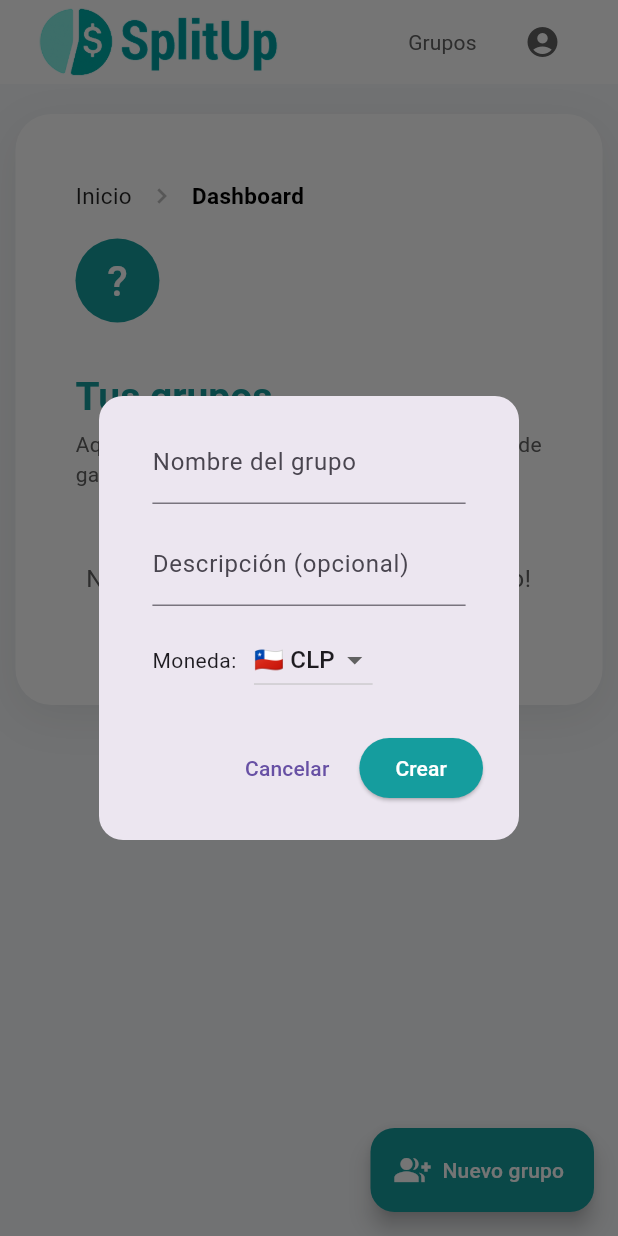
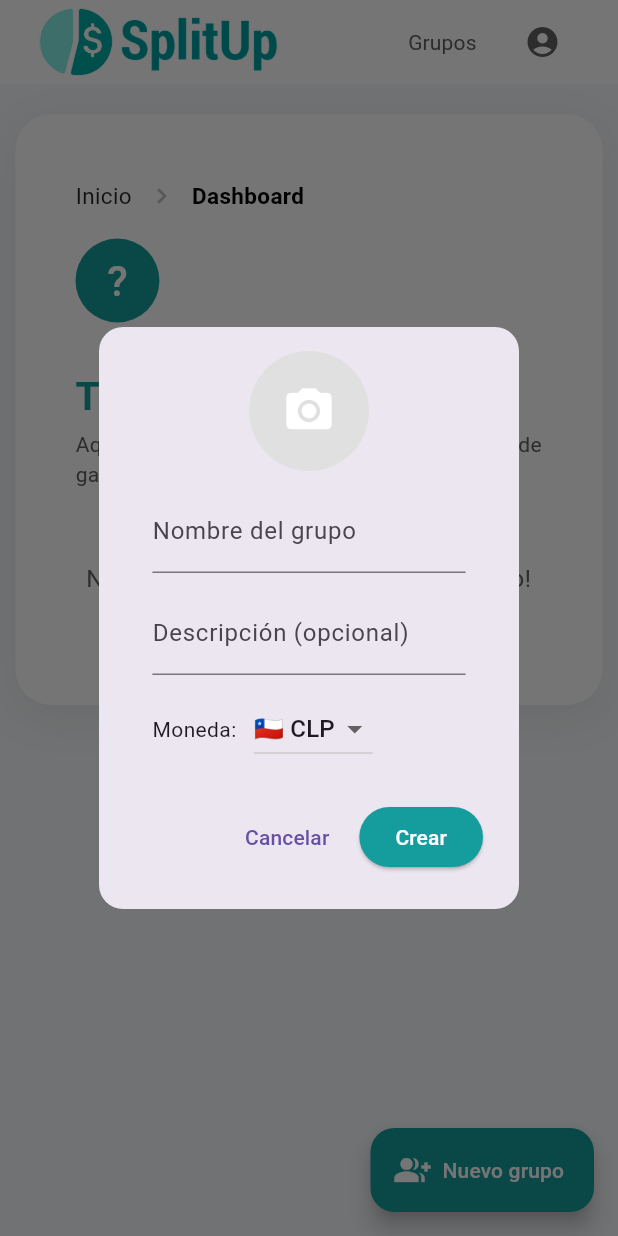
Before and after one commit to bassfredes/SplitUp, a Flutter app: the AccountScreen screen opened by its route, after a tap on "Grupos", after a tap on "Nuevo grupo", on a phone screen of 412 x 824 dp. Run offline on Flutter 3.47's test engine with Material 3 defaults, Android fonts, the light colour scheme and no system bars; our stand-ins replace cloud_firestore, csv, file_picker, firebase_auth, firebase_core, firebase_messaging and 5 more; missing offline and left inert: dart:html, g_recaptcha_v3, syncfusion_flutter_xlsio; accounts and stored records are empty; generated files the repository leaves out were written again.

Commit message:
feat: support picture upload for groups

```diff
--- a/lib/models/group_model.dart
+++ b/lib/models/group_model.dart
@@ -6,6 +6,7 @@ class GroupModel {
   final String adminId;
   final List<Map<String, String>> roles; // [{uid: ..., role: ...}]
   final String currency;
+  final String? photoUrl;
 
   GroupModel({
     required this.id,
@@ -15,6 +16,7 @@ class GroupModel {
     required this.adminId,
     required this.roles,
     this.currency = 'CLP',
+    this.photoUrl,
   });
 
   factory GroupModel.fromMap(Map<String, dynamic> map, String id) {
@@ -27,6 +29,7 @@ class GroupModel {
       roles: (map['roles'] as List<dynamic>? ?? [])
         .map((e) => Map<String, String>.from(e as Map)).toList(),
       currency: map['currency'] ?? 'CLP',
+      photoUrl: map['photoUrl'],
     );
   }
 
@@ -38,6 +41,7 @@ class GroupModel {
       'adminId': adminId,
       'roles': roles,
       'currency': currency,
+      'photoUrl': photoUrl,
     };
   }
 }
--- a/lib/screens/account_screen.dart
+++ b/lib/screens/account_screen.dart
@@ -48,8 +48,11 @@ class AccountScreen extends StatelessWidget {
                   mainAxisSize: MainAxisSize.min,
                   crossAxisAlignment: CrossAxisAlignment.stretch,
                   children: [
+                    Row(
+                      mainAxisAlignment: MainAxisAlignment.center,
+                      children: [
                         CircleAvatar(
-                      radius: 36,
+                          radius: 28, // Igual que en dashboard
                           backgroundColor: kPrimaryColor,
                           backgroundImage: (user.photoUrl != null && user.photoUrl!.isNotEmpty)
                               ? NetworkImage(user.photoUrl!)
@@ -57,9 +60,11 @@ class AccountScreen extends StatelessWidget {
                           child: (user.photoUrl == null || user.photoUrl!.isEmpty)
                               ? Text(
                                   user.name.isNotEmpty ? user.name[0].toUpperCase() : '?',
-                              style: const TextStyle(fontSize: 32, color: Colors.white),
+                                  style: const TextStyle(fontSize: 28, color: Colors.white),
                                 )
                               : null,
+                        ),
+                      ],
                     ),
                     const SizedBox(height: 16),
                     Text(user.name, textAlign: TextAlign.center, style: Theme.of(context).textTheme.titleLarge?.copyWith(fontWeight: FontWeight.bold)),
@@ -117,6 +122,27 @@ class AccountScreen extends StatelessWidget {
                       ),
                       onPressed: () => Navigator.pushNamed(context, '/account/link_google'),
                     ),
+                    const SizedBox(height: 12),
+                    ElevatedButton.icon(
+                      icon: const Icon(Icons.account_circle),
+                      label: Text((firebaseUser?.providerData.any((p) => p.providerId == 'github.com') ?? false)
+                          ? 'Desvincular GitHub'
+                          : 'Vincular GitHub'),
+                      style: ElevatedButton.styleFrom(
+                        backgroundColor: Colors.white,
+                        foregroundColor: Colors.black,
+                        side: const BorderSide(color: Colors.black),
+                        minimumSize: const Size.fromHeight(48),
+                        shape: RoundedRectangleBorder(borderRadius: BorderRadius.circular(12)),
+                      ),
+                      onPressed: () async {
+                        if (firebaseUser?.providerData.any((p) => p.providerId == 'github.com') ?? false) {
+                          await authProvider.unlinkGitHub();
+                        } else {
+                          await authProvider.linkWithGitHub();
+                        }
+                      },
+                    ),
                   ],
                 ),
         ),
--- a/lib/screens/dashboard_screen.dart
+++ b/lib/screens/dashboard_screen.dart
@@ -1,5 +1,8 @@
 import 'package:flutter/material.dart';
 import 'package:provider/provider.dart';
+import 'package:image_picker/image_picker.dart';
+import 'package:firebase_storage/firebase_storage.dart';
+import 'dart:io';
 import '../providers/auth_provider.dart';
 import '../providers/group_provider.dart';
 import '../models/group_model.dart';
@@ -235,6 +238,10 @@ void _showCreateGroupDialog(BuildContext context, String userId) {
     {'code': 'USD', 'label': 'USD', 'icon': '🇺🇸'},
     {'code': 'EUR', 'label': 'EUR', 'icon': '🇪🇺'},
   ];
+  String? _imagePath;
+  final ImagePicker _picker = ImagePicker();
+  bool _uploading = false;
+  String? _uploadError;
   showDialog(
     context: context,
     useRootNavigator: false,
@@ -250,6 +257,29 @@ void _showCreateGroupDialog(BuildContext context, String userId) {
               child: Column(
                 mainAxisSize: MainAxisSize.min,
                 children: [
+                  GestureDetector(
+                    onTap: () async {
+                      final XFile? image = await _picker.pickImage(source: ImageSource.gallery);
+                      if (image != null) {
+                        setState(() => _imagePath = image.path);
+                      }
+                    },
+                    child: Container(
+                      width: 80,
+                      height: 80,
+                      decoration: BoxDecoration(
+                        color: Colors.grey[300],
+                        shape: BoxShape.circle,
+                        image: _imagePath != null
+                            ? DecorationImage(image: FileImage(File(_imagePath!)), fit: BoxFit.cover)
+                            : null,
+                      ),
+                      child: _imagePath == null
+                          ? const Icon(Icons.camera_alt, color: Colors.white, size: 36)
+                          : null,
+                    ),
+                  ),
+                  const SizedBox(height: 12),
                   TextField(
                     controller: nameController,
                     decoration: const InputDecoration(labelText: 'Nombre del grupo'),
@@ -284,6 +314,14 @@ void _showCreateGroupDialog(BuildContext context, String userId) {
                     const SizedBox(height: 16),
                     Text(errorMsg!, style: const TextStyle(color: Colors.red)),
                   ],
+                  if (_uploading) ...[
+                    const SizedBox(height: 12),
+                    const CircularProgressIndicator(),
+                  ],
+                  if (_uploadError != null) ...[
+                    const SizedBox(height: 12),
+                    Text(_uploadError!, style: const TextStyle(color: Colors.red)),
+                  ],
                 ],
               ),
             ),
@@ -296,9 +334,24 @@ void _showCreateGroupDialog(BuildContext context, String userId) {
             Builder(
               builder: (dialogContext) => ElevatedButton(
                 style: ElevatedButton.styleFrom(backgroundColor: kPrimaryColor, foregroundColor: Colors.white),
-                onPressed: () async {
+                onPressed: _uploading
+                    ? null
+                    : () async {
                         final name = nameController.text.trim();
                         if (name.isEmpty) return;
+                        String? photoUrl;
+                        if (_imagePath != null) {
+                          setState(() { _uploading = true; _uploadError = null; });
+                          try {
+                            final ref = FirebaseStorage.instance.ref().child('group_photos/${DateTime.now().millisecondsSinceEpoch}.jpg');
+                            final uploadTask = await ref.putFile(File(_imagePath!));
+                            photoUrl = await ref.getDownloadURL();
+                          } catch (e) {
+                            setState(() { _uploading = false; _uploadError = 'Error al subir la imagen'; });
+                            return;
+                          }
+                          setState(() { _uploading = false; });
+                        }
                         final group = GroupModel(
                           id: DateTime.now().millisecondsSinceEpoch.toString(),
                           name: name,
@@ -309,6 +362,7 @@ void _showCreateGroupDialog(BuildContext context, String userId) {
                             {'uid': userId, 'role': 'admin'}
                           ],
                           currency: currency,
+                          photoUrl: photoUrl,
                         );
                         try {
                           await groupProvider.createGroup(group, userId);
```
Lines whose indentation alone changed are shown as unchanged.
